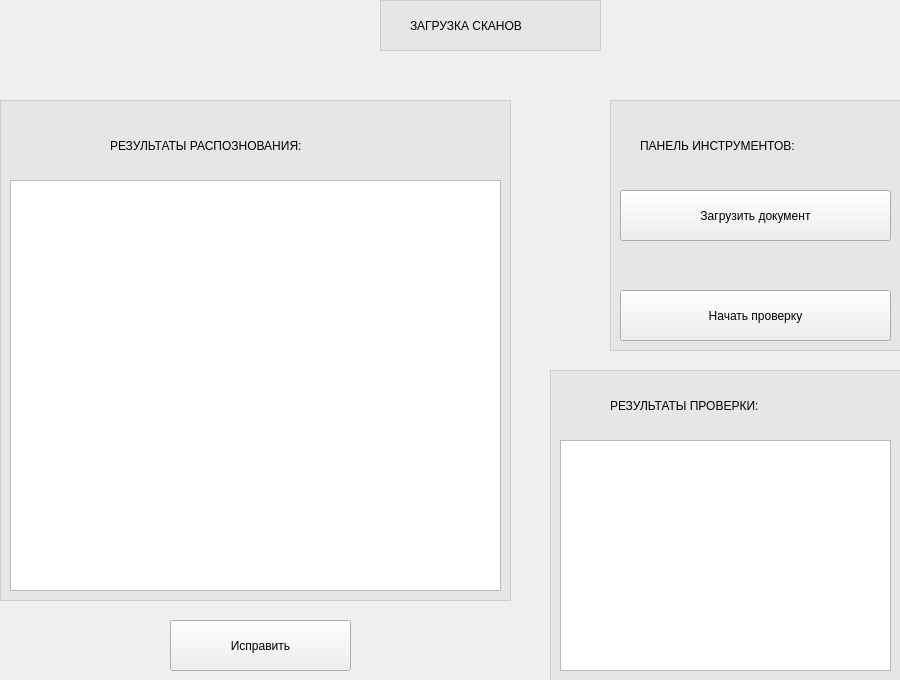
kyrvvwfzhy-code/innovation_proposal_checking, file gui/ui/base.ui: the form before one commit.
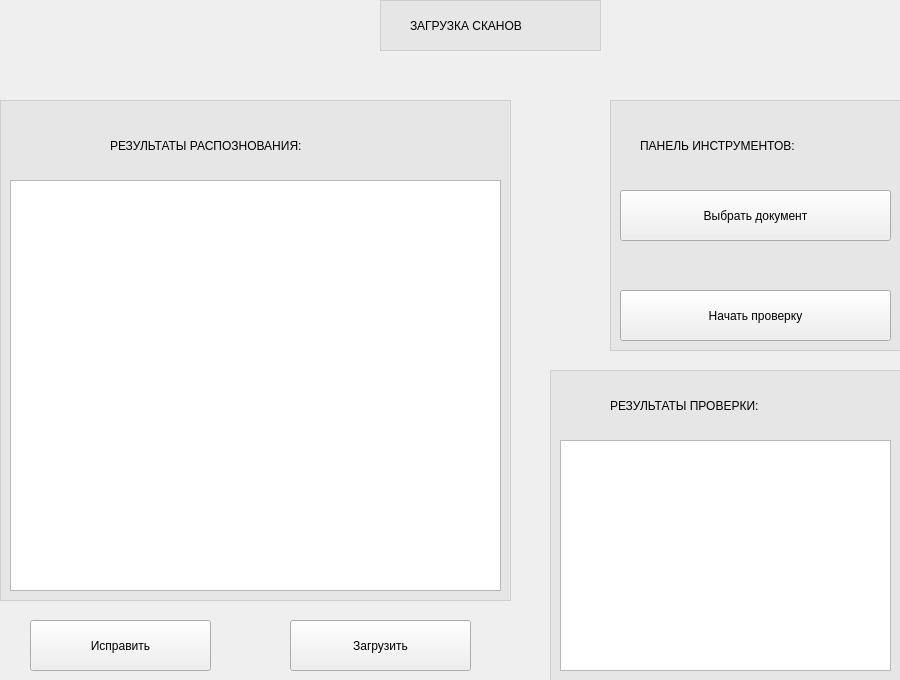
The form after the commit.

The edit to the form file:
```diff
--- a/gui/ui/base.ui
+++ b/gui/ui/base.ui
@@ -98,7 +98,7 @@
     </rect>
    </property>
    <property name="text">
-    <string>Загрузить документ</string>
+    <string>Выбрать документ</string>
    </property>
   </widget>
   <widget class="QLabel" name="label_5">
@@ -222,7 +222,7 @@
   <widget class="QPushButton" name="pushButton_3">
    <property name="geometry">
     <rect>
-     <x>170</x>
+     <x>30</x>
      <y>620</y>
      <width>181</width>
      <height>51</height>
@@ -232,6 +232,19 @@
     <string>Исправить</string>
    </property>
   </widget>
+  <widget class="QPushButton" name="pushButton_4">
+   <property name="geometry">
+    <rect>
+     <x>290</x>
+     <y>620</y>
+     <width>181</width>
+     <height>51</height>
+    </rect>
+   </property>
+   <property name="text">
+    <string>Загрузить</string>
+   </property>
+  </widget>
   <zorder>frame_4</zorder>
   <zorder>frame_3</zorder>
   <zorder>frame_2</zorder>
```
Left out of the diff: 1 changed line with no effect on the pictures.
